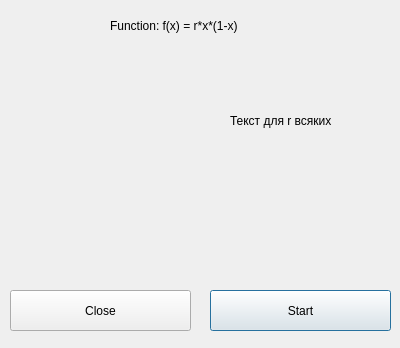
Above: simple_iterations/dialog.ui from Pohvalister/CMS-team-work before the change. Below: the same form after it.
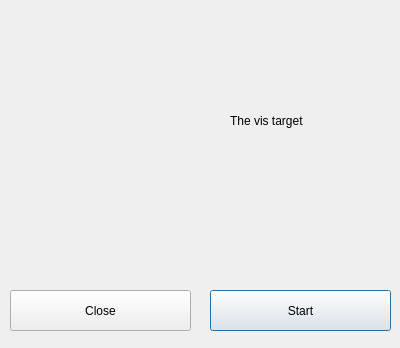
That is the form after the change. Custom widgets are drawn as their Qt base class.

```diff
--- a/simple_iterations/dialog.ui
+++ b/simple_iterations/dialog.ui
@@ -39,19 +39,6 @@
     <string>Close</string>
    </property>
   </widget>
-  <widget class="QLabel" name="header">
-   <property name="geometry">
-    <rect>
-     <x>110</x>
-     <y>10</y>
-     <width>171</width>
-     <height>31</height>
-    </rect>
-   </property>
-   <property name="text">
-    <string>Function: f(x) = r*x*(1-x)</string>
-   </property>
-  </widget>
   <widget class="QCustomPlot" name="AllRValues" native="true">
    <property name="geometry">
     <rect>
@@ -72,7 +59,7 @@
     </rect>
    </property>
    <property name="text">
-    <string>Текст для r всяких</string>
+    <string>The vis target</string>
    </property>
   </widget>
  </widget>
```
